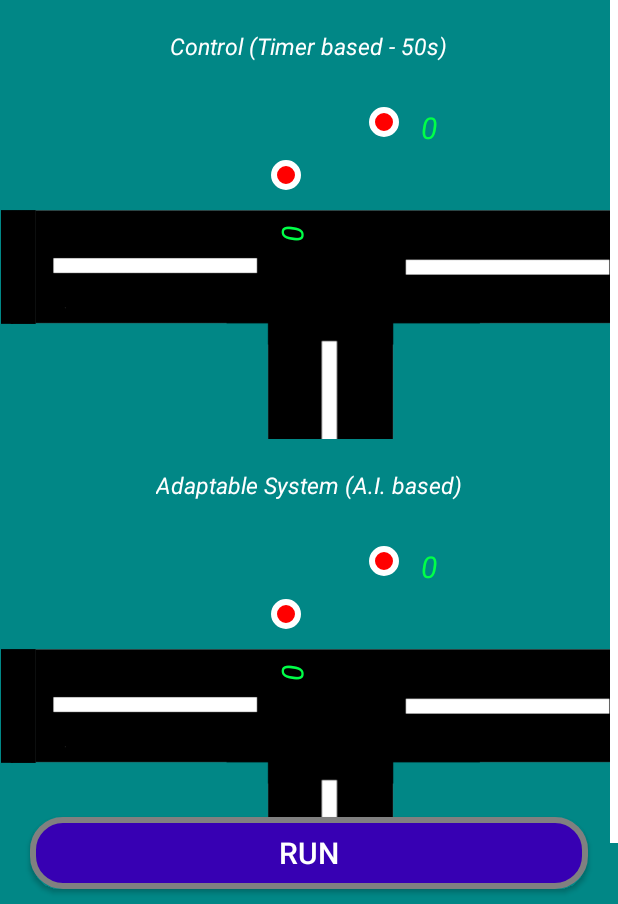
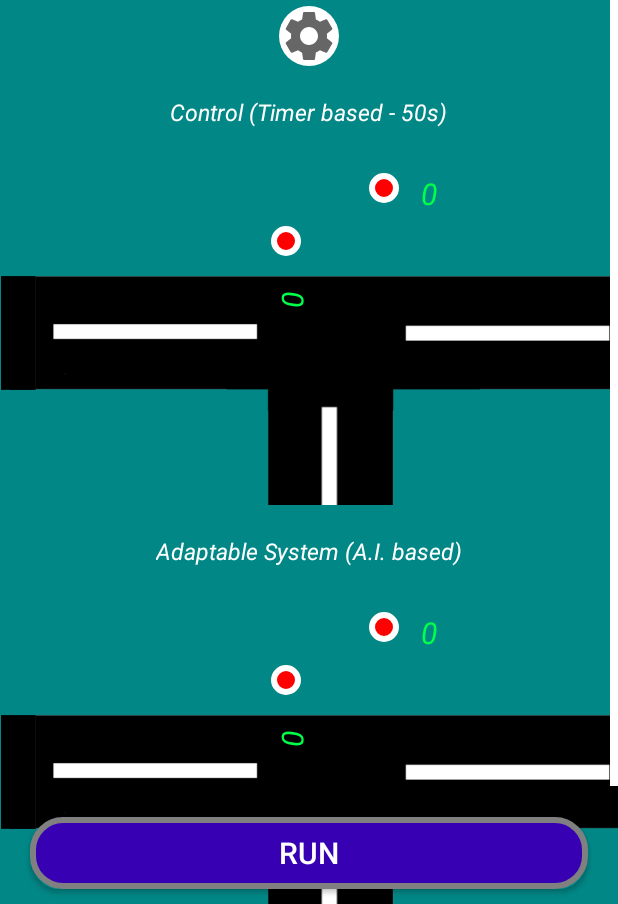
Before and after one commit to Brokoth/TrafficApp, an Android app: the SimulationActivity screen opened directly, with no data from a screen before it, on a phone screen of 412 x 824 dp, the part 332-1236 px from its top. Run offline under Robolectric (Android 15) with nearby library versions, the phone set to English and light mode, and no system bars; our stand-ins replace Firebase (no records; nobody signed in at launch, a user with empty details on screens opened directly); libraries missing offline, so code that uses them is left out: com.chaquo.python.

Commit message:
simulation activity slight UI changes

```diff
--- /dev/null
+++ b/app/src/main/res/drawable-xxhdpi/white_circle_bg.xml
@@ -0,0 +1,6 @@
+<?xml version="1.0" encoding="utf-8"?>
+<shape xmlns:android="http://schemas.android.com/apk/res/android"
+    android:shape="rectangle">
+    <corners android:radius="20dp" />
+    <solid android:color="@color/white" />
+</shape>
--- /dev/null
+++ b/app/src/main/res/drawable/ic_baseline_settings_24.xml
@@ -0,0 +1,10 @@
+<vector xmlns:android="http://schemas.android.com/apk/res/android"
+    android:width="24dp"
+    android:height="24dp"
+    android:viewportWidth="24"
+    android:viewportHeight="24"
+    android:tint="?attr/colorControlNormal">
+  <path
+      android:fillColor="@android:color/white"
+      android:pathData="M19.14,12.94c0.04,-0.3 0.06,-0.61 0.06,-0.94c0,-0.32 -0.02,-0.64 -0.07,-0.94l2.03,-1.58c0.18,-0.14 0.23,-0.41 0.12,-0.61l-1.92,-3.32c-0.12,-0.22 -0.37,-0.29 -0.59,-0.22l-2.39,0.96c-0.5,-0.38 -1.03,-0.7 -1.62,-0.94L14.4,2.81c-0.04,-0.24 -0.24,-0.41 -0.48,-0.41h-3.84c-0.24,0 -0.43,0.17 -0.47,0.41L9.25,5.35C8.66,5.59 8.12,5.92 7.63,6.29L5.24,5.33c-0.22,-0.08 -0.47,0 -0.59,0.22L2.74,8.87C2.62,9.08 2.66,9.34 2.86,9.48l2.03,1.58C4.84,11.36 4.8,11.69 4.8,12s0.02,0.64 0.07,0.94l-2.03,1.58c-0.18,0.14 -0.23,0.41 -0.12,0.61l1.92,3.32c0.12,0.22 0.37,0.29 0.59,0.22l2.39,-0.96c0.5,0.38 1.03,0.7 1.62,0.94l0.36,2.54c0.05,0.24 0.24,0.41 0.48,0.41h3.84c0.24,0 0.44,-0.17 0.47,-0.41l0.36,-2.54c0.59,-0.24 1.13,-0.56 1.62,-0.94l2.39,0.96c0.22,0.08 0.47,0 0.59,-0.22l1.92,-3.32c0.12,-0.22 0.07,-0.47 -0.12,-0.61L19.14,12.94zM12,15.6c-1.98,0 -3.6,-1.62 -3.6,-3.6s1.62,-3.6 3.6,-3.6s3.6,1.62 3.6,3.6S13.98,15.6 12,15.6z"/>
+</vector>
--- a/app/src/main/res/layout/simulation_activity_layout.xml
+++ b/app/src/main/res/layout/simulation_activity_layout.xml
@@ -96,6 +96,21 @@
                     android:paddingBottom="20dp"
                     android:textAlignment="viewStart" />
             </LinearLayout>
+            <LinearLayout
+                android:layout_width="match_parent"
+                android:layout_height="match_parent"
+                android:orientation="vertical"
+                android:gravity="center">
+
+                <ImageView
+                    android:id="@+id/Simulation"
+                    android:layout_width="40dp"
+                    android:layout_height="40dp"
+                    android:layout_marginTop="4dp"
+                    android:background="@drawable/white_circle_bg"
+                    android:src="@drawable/ic_baseline_settings_24"/>
+            </LinearLayout>
+
 
             <LinearLayout
                 android:id="@+id/tjunction"
```
